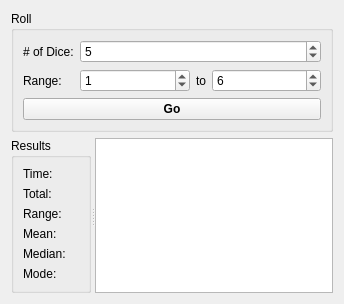
Above: src/apps/grypto_rng/diceroller.ui from karagog/Gryptonite before the change. Below: the same form after it.
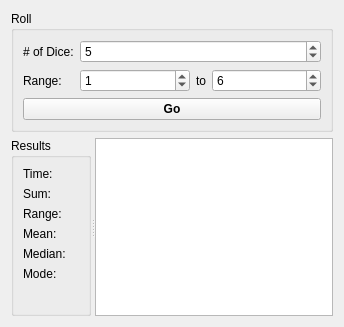
That is the form after the change.

Commit message: Changed "Total" to "Sum"

Diff of the .ui file:
```diff
--- a/src/apps/grypto_rng/diceroller.ui
+++ b/src/apps/grypto_rng/diceroller.ui
@@ -7,7 +7,7 @@
     <x>0</x>
     <y>0</y>
     <width>344</width>
-    <height>281</height>
+    <height>327</height>
    </rect>
   </property>
   <property name="windowTitle">
@@ -209,7 +209,7 @@
        <item row="1" column="0">
         <widget class="QLabel" name="label_5">
          <property name="text">
-          <string>Total:</string>
+          <string>Sum:</string>
          </property>
         </widget>
        </item>
```
